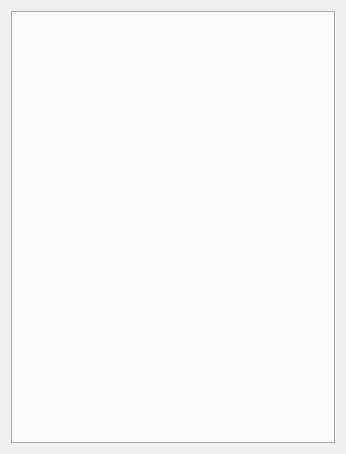
This is qt/form.ui in sanami/qt-music-player as Qt 5 draws it before an edit. The edited form follows.
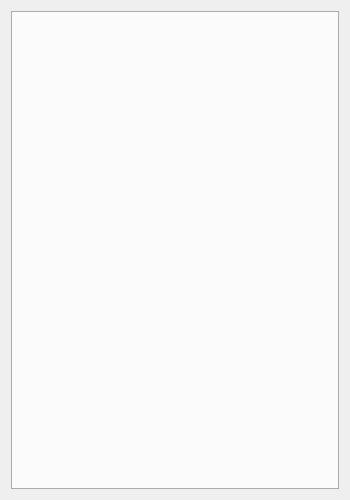
This is the edited form.

What changed in the file:
```diff
--- a/qt/form.ui
+++ b/qt/form.ui
@@ -6,8 +6,8 @@
    <rect>
     <x>0</x>
     <y>0</y>
-    <width>346</width>
-    <height>454</height>
+    <width>350</width>
+    <height>500</height>
    </rect>
   </property>
   <property name="windowTitle">
```
